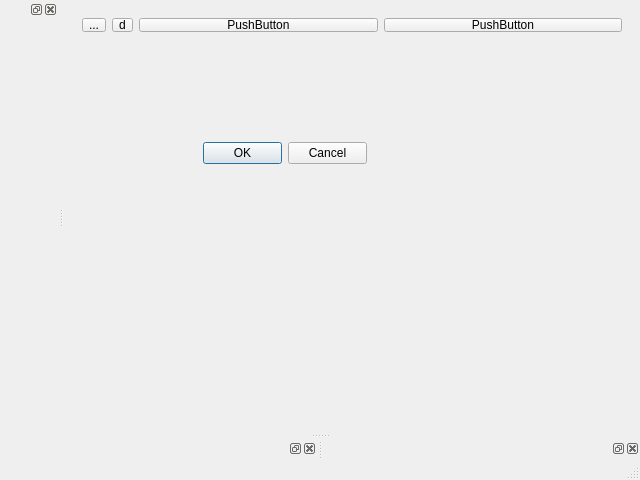
First picture: the form in qt/window.ui, repository eknowles/carbon-qt-theme, before the edit.
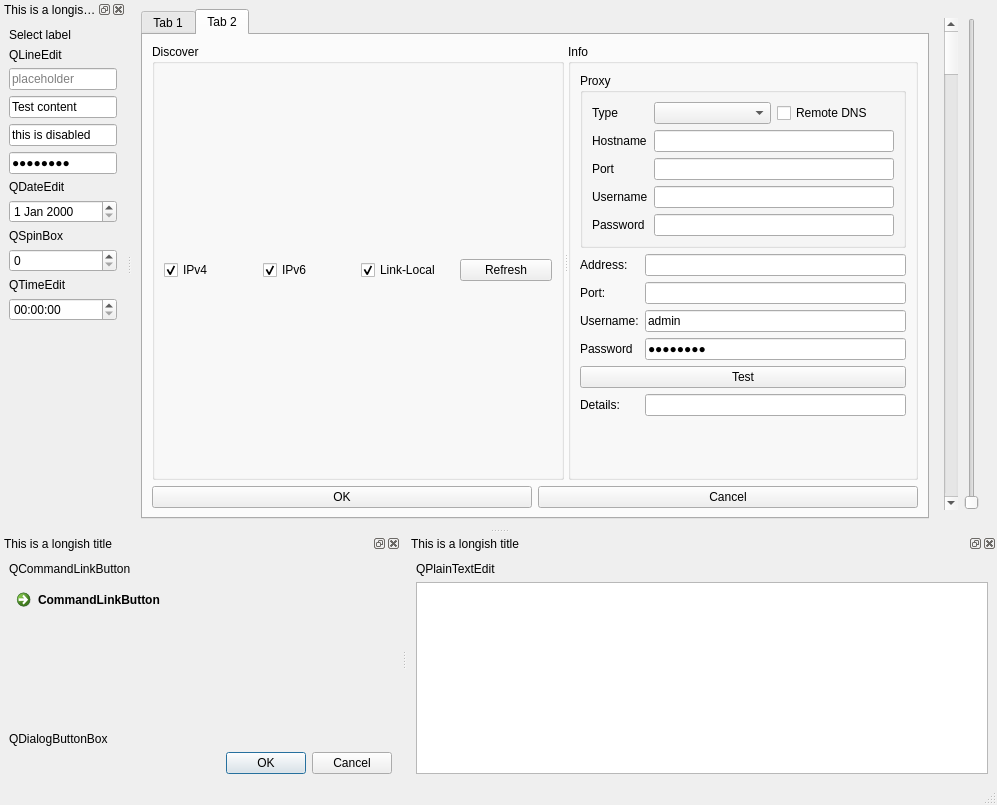
Second picture: the form after the edit. Icons and pictures are not drawn.

Patch:
```diff
--- a/qt/window.ui
+++ b/qt/window.ui
@@ -6,72 +6,545 @@
    <rect>
     <x>0</x>
     <y>0</y>
-    <width>640</width>
-    <height>480</height>
+    <width>997</width>
+    <height>805</height>
    </rect>
   </property>
+  <property name="sizePolicy">
+   <sizepolicy hsizetype="Maximum" vsizetype="Maximum">
+    <horstretch>0</horstretch>
+    <verstretch>0</verstretch>
+   </sizepolicy>
+  </property>
   <property name="windowTitle">
    <string>MainWindow</string>
   </property>
   <widget class="QWidget" name="centralwidget">
-   <layout class="QVBoxLayout" name="verticalLayout">
+   <layout class="QHBoxLayout" name="horizontalLayout">
     <item>
-     <widget class="QWidget" name="widget_2" native="true">
-      <property name="maximumSize">
-       <size>
-        <width>16777215</width>
-        <height>32</height>
-       </size>
+     <widget class="QTabWidget" name="tabWidget">
+      <property name="currentIndex">
+       <number>1</number>
       </property>
-      <layout class="QHBoxLayout" name="horizontalLayout">
+      <widget class="QWidget" name="tab">
+       <attribute name="title">
+        <string>Tab 1</string>
+       </attribute>
+       <layout class="QVBoxLayout" name="verticalLayout_5">
+        <item>
+         <widget class="QWidget" name="widget" native="true">
+          <layout class="QVBoxLayout" name="verticalLayout_2">
+           <item>
+            <widget class="QLabel" name="label_6">
+             <property name="text">
+              <string>QComboBox</string>
+             </property>
+            </widget>
+           </item>
+           <item>
+            <widget class="QComboBox" name="comboBox">
+             <item>
+              <property name="text">
+               <string>Test1</string>
+              </property>
+              <property name="icon">
+               <iconset>
+                <normalon>:/icons/icons/chevron--down.svg</normalon>
+               </iconset>
+              </property>
+             </item>
+             <item>
+              <property name="text">
+               <string>Test</string>
+              </property>
+             </item>
+             <item>
+              <property name="text">
+               <string>Test 2</string>
+              </property>
+             </item>
+            </widget>
+           </item>
+           <item>
+            <widget class="QLabel" name="label_7">
+             <property name="text">
+              <string>QFontComboBox</string>
+             </property>
+            </widget>
+           </item>
+           <item>
+            <widget class="QFontComboBox" name="fontComboBox"/>
+           </item>
+           <item>
+            <widget class="QCheckBox" name="checkBox">
+             <property name="text">
+              <string>CheckBox</string>
+             </property>
+            </widget>
+           </item>
+           <item>
+            <widget class="QRadioButton" name="radioButton">
+             <property name="text">
+              <string>RadioButton</string>
+             </property>
+            </widget>
+           </item>
+           <item>
+            <widget class="QLabel" name="label_11">
+             <property name="text">
+              <string>QToolButton</string>
+             </property>
+            </widget>
+           </item>
+           <item>
+            <widget class="QToolButton" name="toolButton">
+             <property name="text">
+              <string>...</string>
+             </property>
+            </widget>
+           </item>
+           <item>
+            <widget class="QLabel" name="label_10">
+             <property name="text">
+              <string>QPushButton</string>
+             </property>
+            </widget>
+           </item>
+           <item>
+            <widget class="QPushButton" name="pushButton">
+             <property name="text">
+              <string>PushButton</string>
+             </property>
+            </widget>
+           </item>
+           <item>
+            <widget class="QPushButton" name="poo">
+             <property name="text">
+              <string>PushButton</string>
+             </property>
+            </widget>
+           </item>
+           <item>
+            <widget class="QLabel" name="label_9">
+             <property name="toolTipDuration">
+              <number>0</number>
+             </property>
+             <property name="text">
+              <string>QProgressBar</string>
+             </property>
+            </widget>
+           </item>
+           <item>
+            <widget class="QProgressBar" name="progressBar">
+             <property name="value">
+              <number>24</number>
+             </property>
+            </widget>
+           </item>
+           <item>
+            <widget class="Line" name="line">
+             <property name="orientation">
+              <enum>Qt::Horizontal</enum>
+             </property>
+            </widget>
+           </item>
+           <item>
+            <widget class="QLabel" name="label_8">
+             <property name="text">
+              <string>QScrollBar</string>
+             </property>
+            </widget>
+           </item>
+           <item>
+            <widget class="QScrollBar" name="horizontalScrollBar">
+             <property name="orientation">
+              <enum>Qt::Horizontal</enum>
+             </property>
+            </widget>
+           </item>
+           <item>
+            <spacer name="verticalSpacer_2">
+             <property name="orientation">
+              <enum>Qt::Vertical</enum>
+             </property>
+             <property name="sizeHint" stdset="0">
+              <size>
+               <width>20</width>
+               <height>40</height>
+              </size>
+             </property>
+            </spacer>
+           </item>
+          </layout>
+         </widget>
+        </item>
+       </layout>
+      </widget>
+      <widget class="QWidget" name="tab_2">
+       <attribute name="title">
+        <string>Tab 2</string>
+       </attribute>
+       <layout class="QHBoxLayout" name="horizontalLayout_3">
+        <item>
+         <layout class="QGridLayout" name="gridLayout_5">
+          <item row="0" column="0" colspan="2">
+           <widget class="QSplitter" name="splitter">
+            <property name="sizePolicy">
+             <sizepolicy hsizetype="Expanding" vsizetype="Expanding">
+              <horstretch>0</horstretch>
+              <verstretch>0</verstretch>
+             </sizepolicy>
+            </property>
+            <property name="orientation">
+             <enum>Qt::Horizontal</enum>
+            </property>
+            <property name="childrenCollapsible">
+             <bool>false</bool>
+            </property>
+            <widget class="QGroupBox" name="groupBox_2">
+             <property name="sizePolicy">
+              <sizepolicy hsizetype="Minimum" vsizetype="Preferred">
+               <horstretch>90</horstretch>
+               <verstretch>0</verstretch>
+              </sizepolicy>
+             </property>
+             <property name="title">
+              <string>Discover</string>
+             </property>
+             <layout class="QGridLayout" name="gridLayout_9">
+              <item row="0" column="0">
+               <layout class="QGridLayout" name="gridLayout_8">
+                <item row="1" column="0">
+                 <widget class="QCheckBox" name="checkipv4">
+                  <property name="text">
+                   <string>IPv4</string>
+                  </property>
+                  <property name="checked">
+                   <bool>true</bool>
+                  </property>
+                 </widget>
+                </item>
+                <item row="1" column="1">
+                 <widget class="QCheckBox" name="checkipv6">
+                  <property name="text">
+                   <string>IPv6</string>
+                  </property>
+                  <property name="checked">
+                   <bool>true</bool>
+                  </property>
+                 </widget>
+                </item>
+                <item row="1" column="2">
+                 <widget class="QCheckBox" name="checklinklocal">
+                  <property name="text">
+                   <string>Link-Local</string>
+                  </property>
+                  <property name="checked">
+                   <bool>true</bool>
+                  </property>
+                 </widget>
+                </item>
+                <item row="1" column="3">
+                 <widget class="QPushButton" name="buttondiscoverrefresh">
+                  <property name="text">
+                   <string>Refresh</string>
+                  </property>
+                 </widget>
+                </item>
+               </layout>
+              </item>
+             </layout>
+            </widget>
+            <widget class="QGroupBox" name="groupBox">
+             <property name="sizePolicy">
+              <sizepolicy hsizetype="Preferred" vsizetype="Preferred">
+               <horstretch>30</horstretch>
+               <verstretch>0</verstretch>
+              </sizepolicy>
+             </property>
+             <property name="minimumSize">
+              <size>
+               <width>350</width>
+               <height>0</height>
+              </size>
+             </property>
+             <property name="focusPolicy">
+              <enum>Qt::TabFocus</enum>
+             </property>
+             <property name="title">
+              <string>Info</string>
+             </property>
+             <property name="checkable">
+              <bool>false</bool>
+             </property>
+             <layout class="QGridLayout" name="gridLayout_4">
+              <item row="2" column="0">
+               <spacer name="verticalSpacer_4">
+                <property name="orientation">
+                 <enum>Qt::Vertical</enum>
+                </property>
+                <property name="sizeHint" stdset="0">
+                 <size>
+                  <width>20</width>
+                  <height>40</height>
+                 </size>
+                </property>
+               </spacer>
+              </item>
+              <item row="0" column="0">
+               <layout class="QGridLayout" name="gridLayout_3">
+                <item row="1" column="2">
+                 <widget class="QLineEdit" name="editaddress"/>
+                </item>
+                <item row="1" column="0" colspan="2">
+                 <widget class="QLabel" name="label_15">
+                  <property name="sizePolicy">
+                   <sizepolicy hsizetype="Maximum" vsizetype="Preferred">
+                    <horstretch>0</horstretch>
+                    <verstretch>0</verstretch>
+                   </sizepolicy>
+                  </property>
+                  <property name="text">
+                   <string>Address:</string>
+                  </property>
+                 </widget>
+                </item>
+                <item row="2" column="0" colspan="2">
+                 <widget class="QLabel" name="label_16">
+                  <property name="sizePolicy">
+                   <sizepolicy hsizetype="Maximum" vsizetype="Preferred">
+                    <horstretch>0</horstretch>
+                    <verstretch>0</verstretch>
+                   </sizepolicy>
+                  </property>
+                  <property name="text">
+                   <string>Port:</string>
+                  </property>
+                 </widget>
+                </item>
+                <item row="0" column="0" colspan="3">
+                 <widget class="QGroupBox" name="groupBox_4">
+                  <property name="title">
+                   <string>Proxy</string>
+                  </property>
+                  <layout class="QGridLayout" name="gridLayout_7">
+                   <item row="0" column="0">
+                    <layout class="QGridLayout" name="gridLayout_6">
+                     <item row="0" column="2">
+                      <widget class="QCheckBox" name="checkremotedns">
+                       <property name="text">
+                        <string>Remote DNS</string>
+                       </property>
+                      </widget>
+                     </item>
+                     <item row="1" column="0">
+                      <widget class="QLabel" name="label_17">
+                       <property name="sizePolicy">
+                        <sizepolicy hsizetype="Maximum" vsizetype="Preferred">
+                         <horstretch>0</horstretch>
+                         <verstretch>0</verstretch>
+                        </sizepolicy>
+                       </property>
+                       <property name="text">
+                        <string>Hostname</string>
+                       </property>
+                      </widget>
+                     </item>
+                     <item row="0" column="0">
+                      <widget class="QLabel" name="label_18">
+                       <property name="sizePolicy">
+                        <sizepolicy hsizetype="Maximum" vsizetype="Preferred">
+                         <horstretch>0</horstretch>
+                         <verstretch>0</verstretch>
+                        </sizepolicy>
+                       </property>
+                       <property name="text">
+                        <string>Type</string>
+                       </property>
+                      </widget>
+                     </item>
+                     <item row="0" column="1">
+                      <widget class="QComboBox" name="comboproxytype"/>
+                     </item>
+                     <item row="1" column="1" colspan="2">
+                      <widget class="QLineEdit" name="editproxyhostname"/>
+                     </item>
+                     <item row="2" column="0">
+                      <widget class="QLabel" name="label_19">
+                       <property name="sizePolicy">
+                        <sizepolicy hsizetype="Maximum" vsizetype="Preferred">
+                         <horstretch>0</horstretch>
+                         <verstretch>0</verstretch>
+                        </sizepolicy>
+                       </property>
+                       <property name="text">
+                        <string>Port</string>
+                       </property>
+                      </widget>
+                     </item>
+                     <item row="2" column="1" colspan="2">
+                      <widget class="QLineEdit" name="editproxyport"/>
+                     </item>
+                     <item row="3" column="0">
+                      <widget class="QLabel" name="label_20">
+                       <property name="sizePolicy">
+                        <sizepolicy hsizetype="Maximum" vsizetype="Preferred">
+                         <horstretch>0</horstretch>
+                         <verstretch>0</verstretch>
+                        </sizepolicy>
+                       </property>
+                       <property name="text">
+                        <string>Username</string>
+                       </property>
+                      </widget>
+                     </item>
+                     <item row="3" column="1" colspan="2">
+                      <widget class="QLineEdit" name="editproxyusername"/>
+                     </item>
+                     <item row="4" column="1" colspan="2">
+                      <widget class="QLineEdit" name="editproxypassword"/>
+                     </item>
+                     <item row="4" column="0">
+                      <widget class="QLabel" name="label_21">
+                       <property name="sizePolicy">
+                        <sizepolicy hsizetype="Maximum" vsizetype="Preferred">
+                         <horstretch>0</horstretch>
+                         <verstretch>0</verstretch>
+                        </sizepolicy>
+                       </property>
+                       <property name="text">
+                        <string>Password</string>
+                       </property>
+                      </widget>
+                     </item>
+                    </layout>
+                   </item>
+                  </layout>
+                 </widget>
+                </item>
+                <item row="2" column="2">
+                 <widget class="QLineEdit" name="editport"/>
+                </item>
+                <item row="4" column="0" colspan="2">
+                 <widget class="QLabel" name="label_22">
+                  <property name="sizePolicy">
+                   <sizepolicy hsizetype="Maximum" vsizetype="Preferred">
+                    <horstretch>0</horstretch>
+                    <verstretch>0</verstretch>
+                   </sizepolicy>
+                  </property>
+                  <property name="text">
+                   <string>Password</string>
+                  </property>
+                 </widget>
+                </item>
+                <item row="4" column="2">
+                 <widget class="QLineEdit" name="editpassword">
+                  <property name="text">
+                   <string>password</string>
+                  </property>
+                  <property name="echoMode">
+                   <enum>QLineEdit::Password</enum>
+                  </property>
+                 </widget>
+                </item>
+                <item row="3" column="2">
+                 <widget class="QLineEdit" name="editusername">
+                  <property name="text">
+                   <string>admin</string>
+                  </property>
+                 </widget>
+                </item>
+                <item row="3" column="0" colspan="2">
+                 <widget class="QLabel" name="label_23">
+                  <property name="sizePolicy">
+                   <sizepolicy hsizetype="Maximum" vsizetype="Preferred">
+                    <horstretch>0</horstretch>
+                    <verstretch>0</verstretch>
+                   </sizepolicy>
+                  </property>
+                  <property name="text">
+                   <string>Username:</string>
+                  </property>
+                 </widget>
+                </item>
+                <item row="5" column="0" colspan="3">
+                 <widget class="QPushButton" name="buttontest">
+                  <property name="text">
+                   <string>Test</string>
+                  </property>
+                 </widget>
+                </item>
+                <item row="6" column="0" colspan="2">
+                 <widget class="QLabel" name="label_24">
+                  <property name="sizePolicy">
+                   <sizepolicy hsizetype="Maximum" vsizetype="Preferred">
+                    <horstretch>0</horstretch>
+                    <verstretch>0</verstretch>
+                   </sizepolicy>
+                  </property>
+                  <property name="text">
+                   <string>Details:</string>
+                  </property>
+                 </widget>
+                </item>
+                <item row="6" column="2">
+                 <widget class="QLineEdit" name="editconnectresult">
+                  <property name="readOnly">
+                   <bool>true</bool>
+                  </property>
+                 </widget>
+                </item>
+               </layout>
+              </item>
+             </layout>
+            </widget>
+           </widget>
+          </item>
+          <item row="1" column="0" colspan="2">
+           <layout class="QGridLayout" name="gridLayout">
+            <item row="0" column="2">
+             <widget class="QPushButton" name="buttoncancel">
+              <property name="text">
+               <string>Cancel</string>
+              </property>
+             </widget>
+            </item>
+            <item row="0" column="0">
+             <widget class="QPushButton" name="buttonok">
+              <property name="text">
+               <string>OK</string>
+              </property>
+             </widget>
+            </item>
+           </layout>
+          </item>
+         </layout>
+        </item>
+       </layout>
+      </widget>
+     </widget>
+    </item>
+    <item>
+     <widget class="QWidget" name="widget_2" native="true">
+      <layout class="QHBoxLayout" name="horizontalLayout_2">
        <item>
-        <widget class="QToolButton" name="toolButton">
-         <property name="text">
-          <string>...</string>
+        <widget class="QScrollBar" name="verticalScrollBar_2">
+         <property name="orientation">
+          <enum>Qt::Vertical</enum>
          </property>
         </widget>
        </item>
        <item>
-        <widget class="QToolButton" name="toolButton_2">
-         <property name="text">
-          <string>d</string>
-         </property>
-        </widget>
-       </item>
-       <item>
-        <widget class="QPushButton" name="pushButton">
-         <property name="text">
-          <string>PushButton</string>
-         </property>
-        </widget>
-       </item>
-       <item>
-        <widget class="QPushButton" name="pushButton_2">
-         <property name="text">
-          <string>PushButton</string>
+        <widget class="QSlider" name="verticalSlider">
+         <property name="orientation">
+          <enum>Qt::Vertical</enum>
          </property>
         </widget>
        </item>
       </layout>
      </widget>
     </item>
-    <item>
-     <widget class="QWidget" name="widget" native="true">
-      <widget class="QDialogButtonBox" name="buttonBox">
-       <property name="geometry">
-        <rect>
-         <x>130</x>
-         <y>90</y>
-         <width>164</width>
-         <height>32</height>
-        </rect>
-       </property>
-       <property name="standardButtons">
-        <set>QDialogButtonBox::Cancel|QDialogButtonBox::Ok</set>
-       </property>
-      </widget>
-     </widget>
-    </item>
    </layout>
   </widget>
   <widget class="QMenuBar" name="menubar">
@@ -86,22 +559,200 @@
   </widget>
   <widget class="QStatusBar" name="statusbar"/>
   <widget class="QDockWidget" name="dockWidget">
+   <property name="floating">
+    <bool>false</bool>
+   </property>
+   <property name="windowTitle">
+    <string>This is a longish title</string>
+   </property>
    <attribute name="dockWidgetArea">
     <number>1</number>
    </attribute>
-   <widget class="QWidget" name="dockWidgetContents"/>
+   <widget class="QWidget" name="dockWidgetContents">
+    <layout class="QVBoxLayout" name="verticalLayout">
+     <item>
+      <widget class="QLabel" name="label_14">
+       <property name="text">
+        <string>Select label</string>
+       </property>
+      </widget>
+     </item>
+     <item>
+      <widget class="QLabel" name="label">
+       <property name="text">
+        <string>QLineEdit</string>
+       </property>
+      </widget>
+     </item>
+     <item>
+      <widget class="QLineEdit" name="lineEdit_4">
+       <property name="placeholderText">
+        <string>placeholder</string>
+       </property>
+      </widget>
+     </item>
+     <item>
+      <widget class="QLineEdit" name="lineEdit">
+       <property name="toolTip">
+        <string>this is a test tooltip</string>
+       </property>
+       <property name="text">
+        <string>Test content</string>
+       </property>
+      </widget>
+     </item>
+     <item>
+      <widget class="QLineEdit" name="lineEdit_2">
+       <property name="text">
+        <string>this is disabled</string>
+       </property>
+       <property name="frame">
+        <bool>true</bool>
+       </property>
+       <property name="readOnly">
+        <bool>true</bool>
+       </property>
+      </widget>
+     </item>
+     <item>
+      <widget class="QLineEdit" name="lineEdit_3">
+       <property name="text">
+        <string>password</string>
+       </property>
+       <property name="echoMode">
+        <enum>QLineEdit::Password</enum>
+       </property>
+      </widget>
+     </item>
+     <item>
+      <widget class="QLabel" name="label_3">
+       <property name="text">
+        <string>QDateEdit</string>
+       </property>
+      </widget>
+     </item>
+     <item>
+      <widget class="QDateEdit" name="dateEdit"/>
+     </item>
+     <item>
+      <widget class="QLabel" name="label_4">
+       <property name="text">
+        <string>QSpinBox</string>
+       </property>
+      </widget>
+     </item>
+     <item>
+      <widget class="QSpinBox" name="spinBox"/>
+     </item>
+     <item>
+      <widget class="QLabel" name="label_5">
+       <property name="text">
+        <string>QTimeEdit</string>
+       </property>
+      </widget>
+     </item>
+     <item>
+      <widget class="QTimeEdit" name="timeEdit"/>
+     </item>
+     <item>
+      <spacer name="verticalSpacer">
+       <property name="orientation">
+        <enum>Qt::Vertical</enum>
+       </property>
+       <property name="sizeHint" stdset="0">
+        <size>
+         <width>20</width>
+         <height>40</height>
+        </size>
+       </property>
+      </spacer>
+     </item>
+    </layout>
+   </widget>
   </widget>
   <widget class="QDockWidget" name="dockWidget_2">
+   <property name="windowTitle">
+    <string>This is a longish title</string>
+   </property>
    <attribute name="dockWidgetArea">
     <number>8</number>
    </attribute>
-   <widget class="QWidget" name="dockWidgetContents_2"/>
+   <widget class="QWidget" name="dockWidgetContents_2">
+    <layout class="QVBoxLayout" name="verticalLayout_4">
+     <item>
+      <widget class="QLabel" name="label_12">
+       <property name="text">
+        <string>QCommandLinkButton</string>
+       </property>
+      </widget>
+     </item>
+     <item>
+      <widget class="QCommandLinkButton" name="commandLinkButton">
+       <property name="text">
+        <string>CommandLinkButton</string>
+       </property>
+      </widget>
+     </item>
+     <item>
+      <spacer name="verticalSpacer_3">
+       <property name="orientation">
+        <enum>Qt::Vertical</enum>
+       </property>
+       <property name="sizeHint" stdset="0">
+        <size>
+         <width>20</width>
+         <height>40</height>
+        </size>
+       </property>
+      </spacer>
+     </item>
+     <item>
+      <widget class="QLabel" name="label_13">
+       <property name="text">
+        <string>QDialogButtonBox</string>
+       </property>
+      </widget>
+     </item>
+     <item>
+      <widget class="QDialogButtonBox" name="buttonBox">
+       <property name="toolTipDuration">
+        <number>-1</number>
+       </property>
+       <property name="orientation">
+        <enum>Qt::Horizontal</enum>
+       </property>
+       <property name="standardButtons">
+        <set>QDialogButtonBox::Cancel|QDialogButtonBox::Ok</set>
+       </property>
+       <property name="centerButtons">
+        <bool>false</bool>
+       </property>
+      </widget>
+     </item>
+    </layout>
+   </widget>
   </widget>
   <widget class="QDockWidget" name="dockWidget_3">
+   <property name="windowTitle">
+    <string>This is a longish title</string>
+   </property>
    <attribute name="dockWidgetArea">
     <number>8</number>
    </attribute>
-   <widget class="QWidget" name="dockWidgetContents_3"/>
+   <widget class="QWidget" name="dockWidgetContents_3">
+    <layout class="QVBoxLayout" name="verticalLayout_3">
+     <item>
+      <widget class="QLabel" name="label_2">
+       <property name="text">
+        <string>QPlainTextEdit</string>
+       </property>
+      </widget>
+     </item>
+     <item>
+      <widget class="QPlainTextEdit" name="plainTextEdit"/>
+     </item>
+    </layout>
+   </widget>
   </widget>
  </widget>
  <resources/>
```
Left out of the diff: 12 changed lines with no effect on the pictures.
